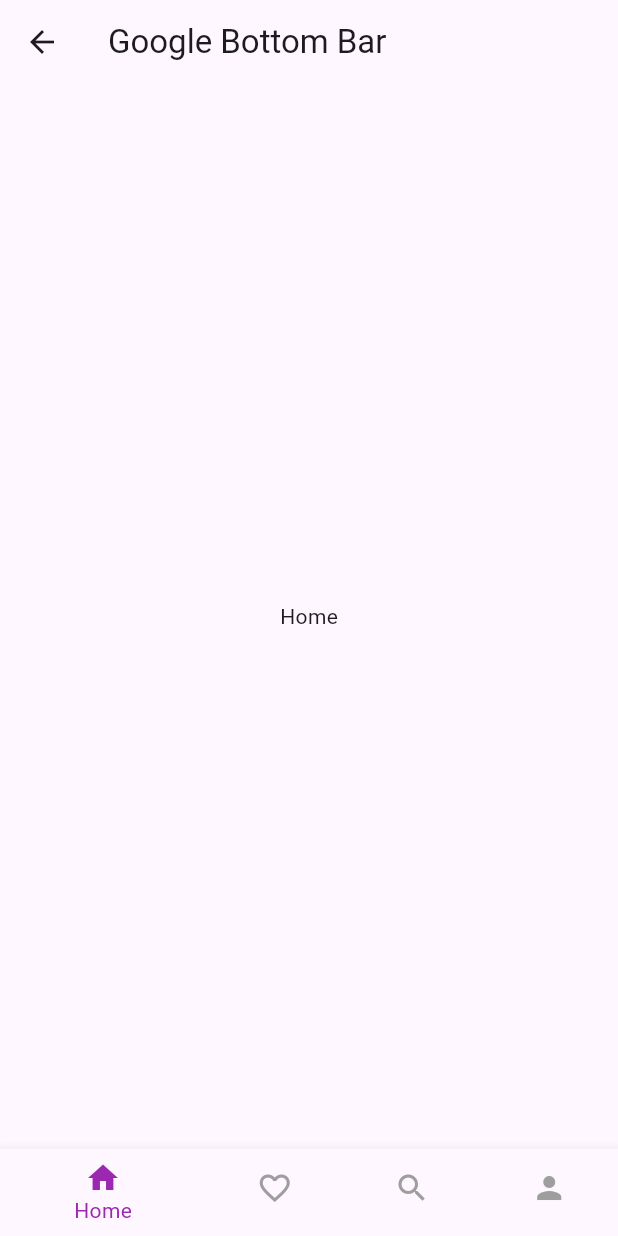
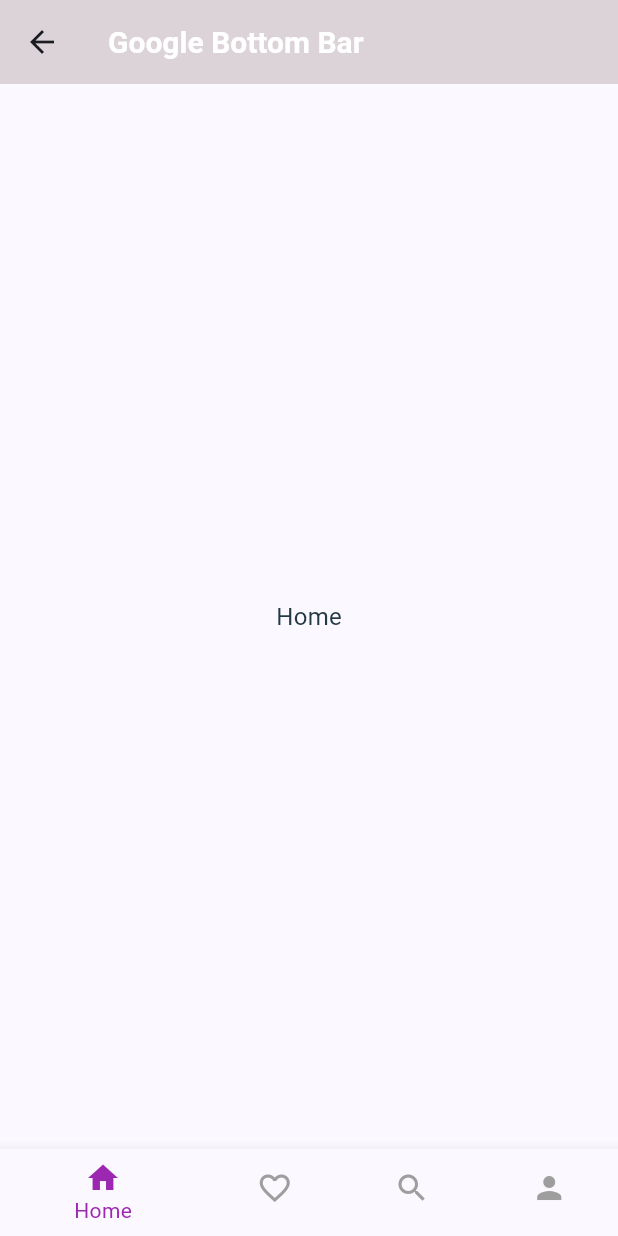
Before and after one commit to Karzhinn/fyp, a Flutter app: the screen it shows after launch, after a tap on "Sign in", on a phone screen of 412 x 824 dp. Run offline on Flutter 3.47's test engine with Material 3 defaults, Android fonts, the phone set to English and light mode, and no system bars.

Commit message:
applied color themes in main.dart, havent decided on color palette yet

```diff
--- /dev/null
+++ b/devtools_options.yaml
@@ -0,0 +1,3 @@
+description: This file stores settings for Dart & Flutter DevTools.
+documentation: https://docs.flutter.dev/tools/devtools/extensions#configure-extension-enablement-states
+extensions:
--- a/lib/LoginScreen.dart
+++ b/lib/LoginScreen.dart
@@ -11,7 +11,7 @@ class Loginscreen extends StatelessWidget {
     final bool isSmallScreen = MediaQuery.of(context).size.width < 600;
 
     return Scaffold(
-      backgroundColor: Color(0xffE2E0C8),
+      backgroundColor: Color(0xffDBD3D8),
         body: Center(
             child: isSmallScreen
                 ? Column(
@@ -57,7 +57,7 @@ class _Logo extends StatelessWidget {
                 : Theme.of(context)
                     .textTheme
                     .headlineSmall
-                    ?.copyWith(color: Colors.black),
+                    ?.copyWith(color: Color(0xffFEFAE0)),
           ),
         )
       ],
--- a/lib/main.dart
+++ b/lib/main.dart
@@ -1,8 +1,14 @@
 import 'package:flutter/material.dart';
 import 'package:graduation_project/SignupScreen.dart';
-import 'dart:async';
 import 'package:graduation_project/splash_screen.dart';
-import 'package:device_preview/device_preview.dart';
+
+class AppColors {
+  static const Color primary = Color(0xFF);
+  static const Color secondary = Color(0xFF);
+  static const Color background = Color(0xFFDBD3D8);
+  static const Color textPrimary = Color(0xFF223843);
+  static const Color textSecondary = Color(0xFFD77A61);
+}
 
 void main() {
   runApp(const MyApp());
@@ -11,47 +17,56 @@ void main() {
 class MyApp extends StatelessWidget {
   const MyApp({super.key});
 
-  // This widget is the root of your application.
   @override
   Widget build(BuildContext context) {
     return MaterialApp(
       debugShowCheckedModeBanner: false,
-      home: SplashScreen(), // Splash screen widget
+      theme: ThemeData(
+        colorScheme: ColorScheme.fromSeed(
+          seedColor: AppColors.primary,
+          primary: AppColors.primary,
+          secondary: AppColors.secondary,
+          background: AppColors.background,
+        ),
+        textTheme: const TextTheme(
+          displayLarge: TextStyle(color: AppColors.textPrimary),
+          bodyLarge: TextStyle(color: AppColors.textPrimary),
+          bodyMedium: TextStyle(
+            color: AppColors.textPrimary,
+            fontSize: 16,
+          ),
+          titleMedium: TextStyle(color: AppColors.textPrimary),
+          labelLarge: TextStyle(color: AppColors.textSecondary),
+        ),
+        appBarTheme: const AppBarTheme(
+          backgroundColor: AppColors.background,
+          titleTextStyle: TextStyle(
+            color: Colors.white,
+            fontSize: 20,
+            fontWeight: FontWeight.bold
+          ),
+        ),
+        inputDecorationTheme: const InputDecorationTheme(
+          border: OutlineInputBorder(),
+          focusedBorder: OutlineInputBorder(
+            borderSide: BorderSide(color: AppColors.primary),
+          ),
+          labelStyle: TextStyle(color: AppColors.textSecondary),
+        ),
+        elevatedButtonTheme: ElevatedButtonThemeData(
+          style: ElevatedButton.styleFrom(
+            backgroundColor: AppColors.primary,
+            foregroundColor: Colors.white,
+            shape: RoundedRectangleBorder(
+              borderRadius: BorderRadius.circular(6),
+            ),
+          ),
+        ),
+      ),
+      home: const SplashScreen(), // Correctly placed outside ThemeData
     );
   }
 }
-
-// class MyWidget extends StatefulWidget {
-//   const MyWidget({super.key});
-
-//   @override
-//   _MyWidgetState createState() => _MyWidgetState();
-// }
-
-// class _MyWidgetState extends State<MyWidget> {
-//   @override
-//   void initState() {
-//     super.initState();
-//     // Set a delay of 3 seconds before navigating to the main screen
-//     Future.delayed(Duration(seconds: 3), () {
-//       // Navigate to HomeScreen after the delay
-//       Navigator.pushReplacement(
-//         context,
-//         MaterialPageRoute(builder: (context) => Signupscreen()),
-//       );
-//     });
-//   }
-
-//   @override
-//   Widget build(BuildContext context) {
-//     return Scaffold(
-//       backgroundColor: Color(0xff3E3F5B),  // Optional, adjust according to your theme
-//       body: Center(
-
-//       ),
-//     );
-//   }
-// }
 
 class HomeScreen extends StatelessWidget {
   const HomeScreen({super.key});
--- a/lib/splash_screen.dart
+++ b/lib/splash_screen.dart
@@ -38,9 +38,9 @@ class _SplashScreenState extends State<SplashScreen> {
         decoration: const BoxDecoration(
           gradient: LinearGradient(
             colors: [
-              Color(0xFFE1F5FE),
-              Color(0xFFB3E5FC),
-              Color(0xFF81D4FA),
+              Color(0xFF283618),
+              // Color(0xFFDDA15E),
+              Color(0xFFFEFAE0),
             ],
             begin: Alignment.topLeft,
             end: Alignment.bottomRight,
```
